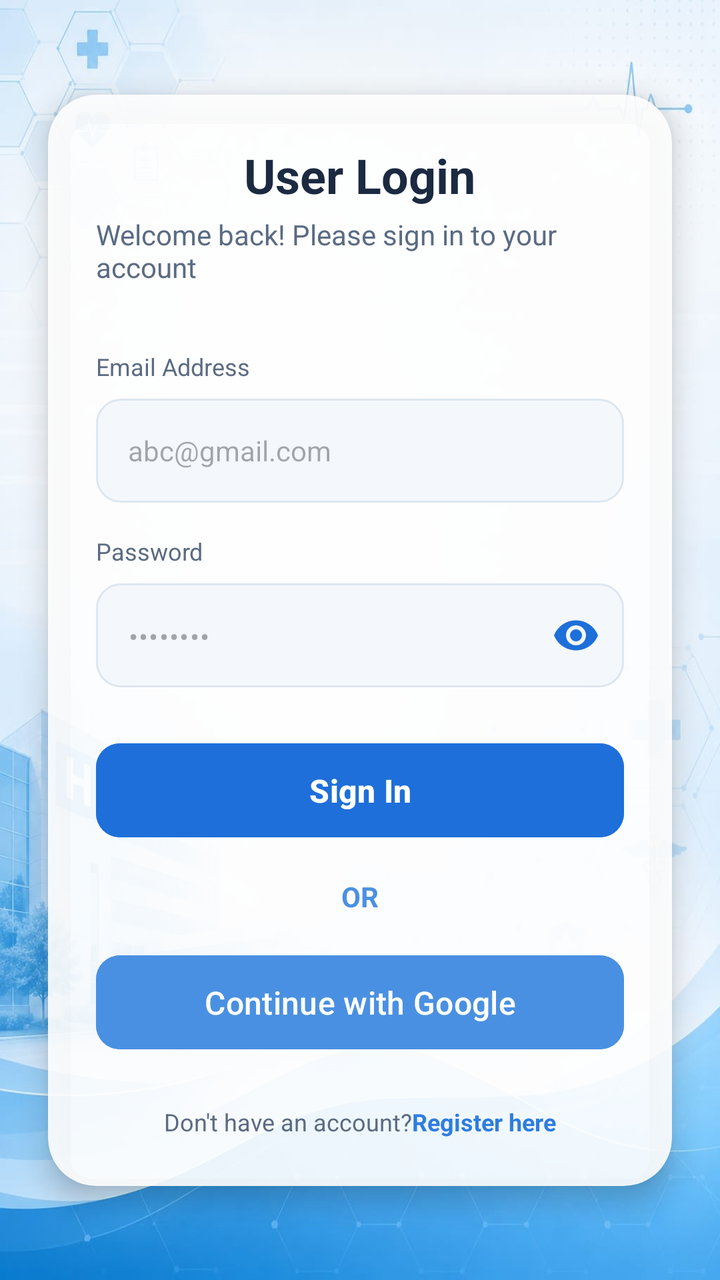
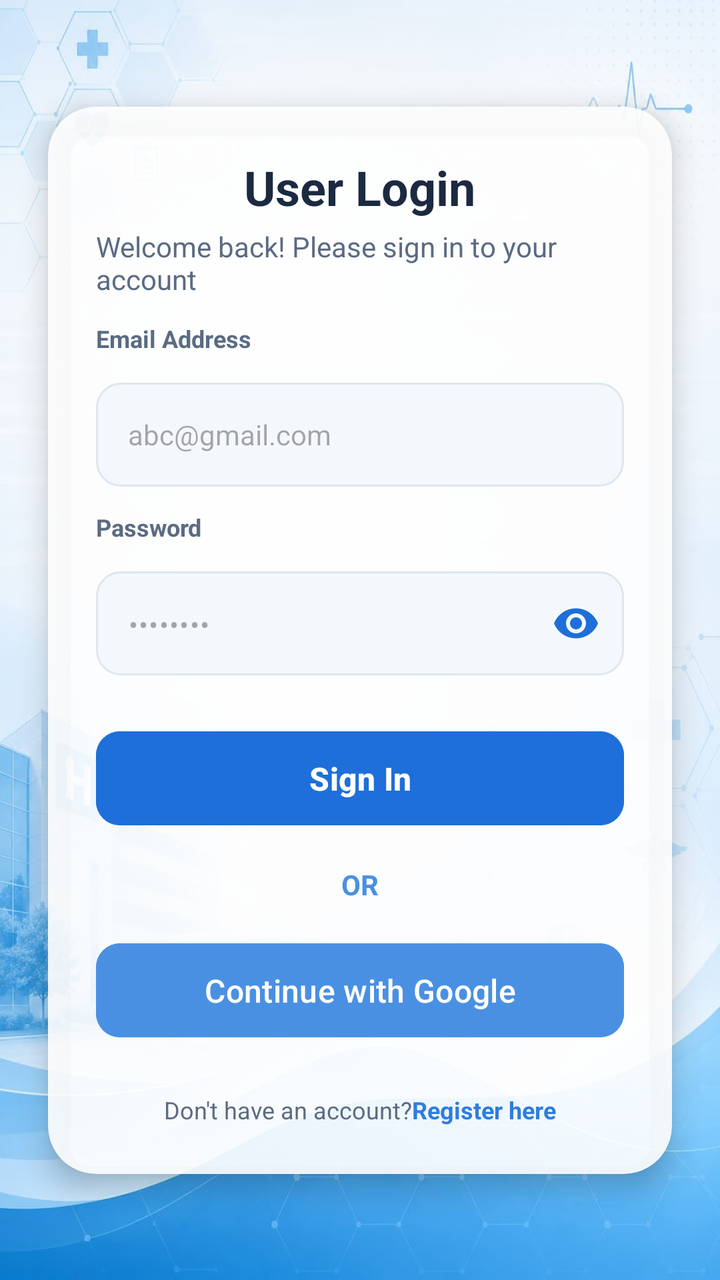

Two renders of the same Android screen: before a commit and after it. Below are the layout's source before the change and the commit's diff.
<!-- AndroidManifest.xml: application theme Theme.Application -->
<!-- res/layout/user_login.xml -->
<?xml version="1.0" encoding="utf-8"?>
<androidx.constraintlayout.widget.ConstraintLayout xmlns:android="http://schemas.android.com/apk/res/android"
    xmlns:app="http://schemas.android.com/apk/res-auto"
    xmlns:tools="http://schemas.android.com/tools"
    android:layout_width="match_parent"
    android:layout_height="match_parent"
    android:background="@drawable/hospitaldash">

    <androidx.cardview.widget.CardView
        android:id="@+id/loginCard"
        android:layout_width="match_parent"
        android:layout_height="wrap_content"
        android:layout_marginStart="24dp"
        android:layout_marginEnd="24dp"
        app:cardBackgroundColor="@color/nice_card_bg"
        app:cardCornerRadius="24dp"
        app:cardElevation="8dp"
        app:layout_constraintBottom_toBottomOf="parent"
        app:layout_constraintEnd_toEndOf="parent"
        app:layout_constraintStart_toStartOf="parent"
        app:layout_constraintTop_toTopOf="parent">

        <LinearLayout
            android:layout_width="match_parent"
            android:layout_height="wrap_content"
            android:gravity="center_horizontal"
            android:orientation="vertical"
            android:padding="24dp">

            <TextView
                android:layout_width="wrap_content"
                android:layout_height="wrap_content"
                android:text="User Login"
                android:textColor="@color/text_primary"
                android:textSize="24sp"
                android:textStyle="bold" />

            <TextView
                android:layout_width="wrap_content"
                android:layout_height="wrap_content"
                android:layout_marginTop="4dp"
                android:text="Welcome back! Please sign in to your account"
                android:textColor="@color/text_secondary"
                android:textSize="14sp" />

            <TextView
                android:layout_width="match_parent"
                android:layout_height="wrap_content"
                android:layout_marginTop="32dp"
                android:text="@string/label_email_address"
                android:textColor="@color/text_secondary"
                android:textSize="12sp" />

            <EditText
                android:id="@+id/etEmail"
                android:layout_width="match_parent"
                android:layout_height="52dp"
                android:layout_marginTop="8dp"
                android:background="@drawable/bg_input_signin"
                android:hint="abc@gmail.com"
                android:inputType="textEmailAddress"
                android:paddingStart="16dp"
                android:paddingEnd="16dp"
                android:textColor="@color/text_primary"
                android:textSize="14sp" />

            <TextView
                android:layout_width="match_parent"
                android:layout_height="wrap_content"
                android:layout_marginTop="16dp"
                android:text="@string/label_password"
                android:textColor="@color/text_secondary"
                android:textSize="12sp" />

            <com.google.android.material.textfield.TextInputLayout
                android:layout_width="match_parent"
                android:layout_height="wrap_content"
                android:layout_marginTop="8dp"
                app:passwordToggleEnabled="true"
                app:passwordToggleTint="@color/nice_role_selected"
                app:hintEnabled="false">

                <EditText
                    android:id="@+id/etPassword"
                    android:layout_width="match_parent"
                    android:layout_height="52dp"
                    android:background="@drawable/bg_input_signin"
                    android:hint="••••••••"
                    android:inputType="textPassword"
                    android:paddingStart="16dp"
                    android:paddingEnd="48dp"
                    android:textColor="@color/text_primary"
                    android:textSize="14sp" />
            </com.google.android.material.textfield.TextInputLayout>

            <Button
                android:id="@+id/btnSignIn"
                android:layout_width="match_parent"
                android:layout_height="55dp"
                android:layout_marginTop="24dp"
                android:backgroundTint="@color/nice_role_selected"
                android:text="Sign In"
                android:textColor="@color/white"
                android:textSize="16sp"
                android:textStyle="bold"
                app:cornerRadius="12dp" />

            <TextView
                android:id="@+id/tvOr"
                android:layout_width="wrap_content"
                android:layout_height="wrap_content"
                android:layout_marginTop="16dp"
                android:text="@string/label_or"
                android:textColor="#4A90E2"
                android:textSize="14sp"
                android:textStyle="bold" />

            <Button
                android:id="@+id/btnGoogleLogin"
                android:layout_width="match_parent"
                android:layout_height="55dp"
                android:layout_marginTop="16dp"
                android:backgroundTint="#4A90E2"
                android:text="@string/btn_google_login"
                android:textColor="@color/white"
                android:textSize="16sp"
                android:textAllCaps="false"
                app:cornerRadius="12dp" />

            <LinearLayout
                android:layout_width="wrap_content"
                android:layout_height="wrap_content"
                android:layout_marginTop="24dp"
                android:orientation="horizontal">

                <TextView
                    android:layout_width="wrap_content"
                    android:layout_height="wrap_content"
                    android:text="@string/footer_no_account"
                    android:textColor="@color/text_secondary"
                    android:textSize="12sp" />

                <TextView
                    android:id="@+id/tvRegister"
                    android:layout_width="wrap_content"
                    android:layout_height="wrap_content"
                    android:text="@string/footer_register_here"
                    android:textColor="@color/blue_accent"
                    android:textSize="12sp"
                    android:textStyle="bold" />
            </LinearLayout>

        </LinearLayout>
    </androidx.cardview.widget.CardView>

</androidx.constraintlayout.widget.ConstraintLayout>
<!-- resources referenced by this layout -->
<resources>
  <color name="blue_accent">#2E7DE0</color>
  <color name="nice_card_bg">#E6FFFFFF</color>
  <color name="nice_role_selected">#1E6FD9</color>
  <color name="text_primary">#1B2A41</color>
  <color name="text_secondary">#5B6B82</color>
  <color name="white">#FFFFFFFF</color>
  <!-- drawable bg_input_signin (drawable) -->
  <?xml version="1.0" encoding="utf-8"?>
  <shape xmlns:android="http://schemas.android.com/apk/res/android">
      <solid android:color="@color/nice_input_bg" />
      <corners android:radius="12dp" />
      <stroke android:width="1dp" android:color="@color/nice_role_border" />
  </shape>
  <!-- drawable hospitaldash: jpeg bitmap (drawable, 56200 bytes) -->
  <string name="btn_google_login">Continue with Google</string>
  <string name="footer_no_account">Don\'t have an account? </string>
  <string name="footer_register_here">Register here</string>
  <string name="label_email_address">Email Address</string>
  <string name="label_or">OR</string>
  <string name="label_password">Password</string>
  <style name="Theme.Application" parent="Base.Theme.Application" />
  <color name="nice_input_bg">#F4F8FD</color>
  <color name="nice_role_border">#DDE6F0</color>
  <style name="Base.Theme.Application" parent="Theme.Material3.DayNight.NoActionBar">
          
          
      </style>
</resources>

<!-- the commit's change to res/layout/user_login.xml (unified diff, before → after) -->
@@ -44,12 +44,9 @@
                 android:textSize="14sp" />
 
             <TextView
+                style="@style/FieldLabel"
                 android:layout_width="match_parent"
-                android:layout_height="wrap_content"
-                android:layout_marginTop="32dp"
-                android:text="@string/label_email_address"
-                android:textColor="@color/text_secondary"
-                android:textSize="12sp" />
+                android:text="@string/label_email_address" />
 
             <EditText
                 android:id="@+id/etEmail"
@@ -65,12 +62,9 @@
                 android:textSize="14sp" />
 
             <TextView
+                style="@style/FieldLabel"
                 android:layout_width="match_parent"
-                android:layout_height="wrap_content"
-                android:layout_marginTop="16dp"
-                android:text="@string/label_password"
-                android:textColor="@color/text_secondary"
-                android:textSize="12sp" />
+                android:text="@string/label_password" />
 
             <com.google.android.material.textfield.TextInputLayout
                 android:layout_width="match_parent"
<!-- resource entries referenced after the edit -->
@@ -20,6 +20,15 @@
   <string name="label_email_address">Email Address</string>
   <string name="label_or">OR</string>
   <string name="label_password">Password</string>
+  <style name="FieldLabel">
+      <item name="android:layout_width">wrap_content</item>
+      <item name="android:layout_height">wrap_content</item>
+      <item name="android:textColor">@color/text_secondary</item>
+      <item name="android:textSize">12sp</item>
+      <item name="android:textStyle">bold</item>
+      <item name="android:layout_marginBottom">6dp</item>
+      <item name="android:layout_marginTop">12dp</item>
+  </style>
   <style name="Theme.Application" parent="Base.Theme.Application" />
   <color name="nice_input_bg">#F4F8FD</color>
   <color name="nice_role_border">#DDE6F0</color>
